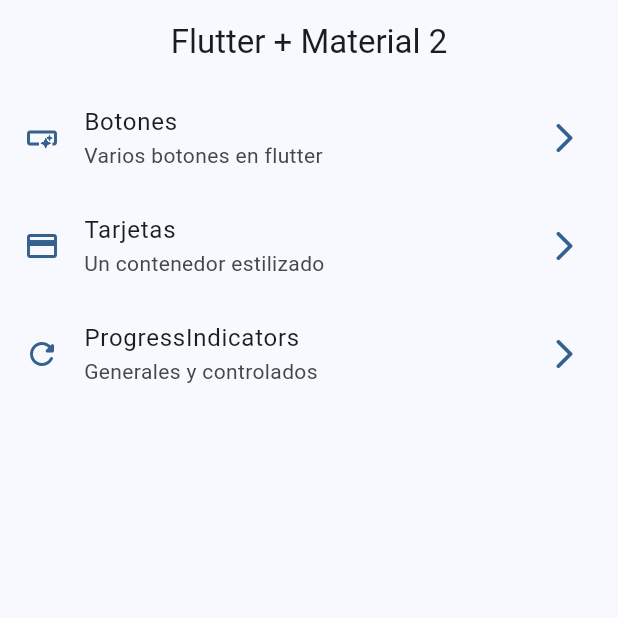
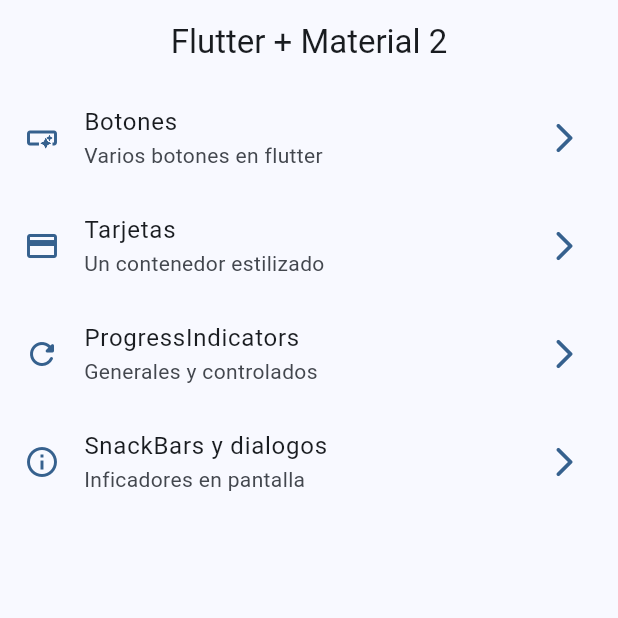
Before and after one commit to MilthonB/Flutter, a Flutter app: the screen it shows after launch, on a phone screen of 412 x 824 dp, the top half of it. Run offline on Flutter 3.47's test engine with Material 3 defaults, Android fonts, the light colour scheme and no system bars; our stand-ins replace animate_do, dio, go_router, google_fonts, video_player; missing offline and left inert: dart:ffi.

Commit message:
Snackbars dialogs finish

```diff
--- a/widgets_app/lib/config/menu/menu_items.dart
+++ b/widgets_app/lib/config/menu/menu_items.dart
@@ -36,5 +36,11 @@
     icon: Icons.refresh_rounded,
     sbTitle: 'Generales y controlados',
     link: '/progress'
-  )
+  ),
+  MenuItems(
+    title: 'SnackBars y dialogos',
+    icon: Icons.info_outline,
+    sbTitle: 'Inficadores en pantalla',
+    link: '/snackbar'
+  ),
 ];
--- a/widgets_app/lib/config/router/app_router.dart
+++ b/widgets_app/lib/config/router/app_router.dart
@@ -26,5 +26,10 @@
       path: '/progress',
       builder: (context, state) => const ProgressScreen(),
     ),
+    GoRoute(
+      name: SnackbarScreen.name,
+      path: '/snackbar',
+      builder: (context, state) => const SnackbarScreen(),
+    ),
   ]
 );
--- a/widgets_app/lib/main.dart
+++ b/widgets_app/lib/main.dart
@@ -12,6 +12,7 @@
   @override
   Widget build(BuildContext context) {
     return MaterialApp.router(
+      title: 'Flutter Widgets',
       routerConfig: appRouter,
       debugShowCheckedModeBanner: false,
       theme: AppTheme(selectedColor: 0).getTheme(),
```
Also changed, not shown: widgets_app/lib/presentation/screens/snackbar/snackbar_screen.dart (+70 -1 lines).
